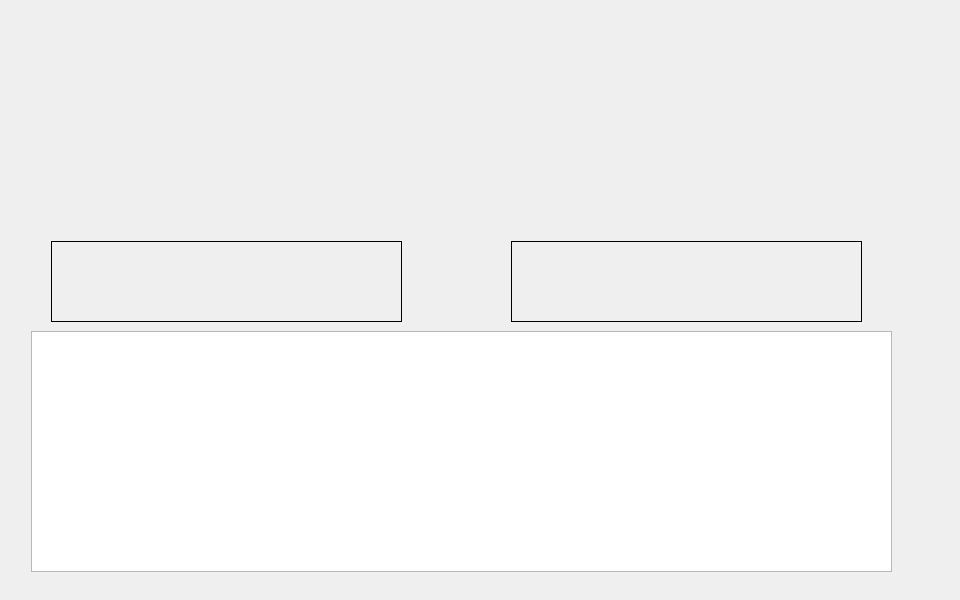
First picture: the form in Client/Client.ui, repository tarffy/pokemon, before the edit.
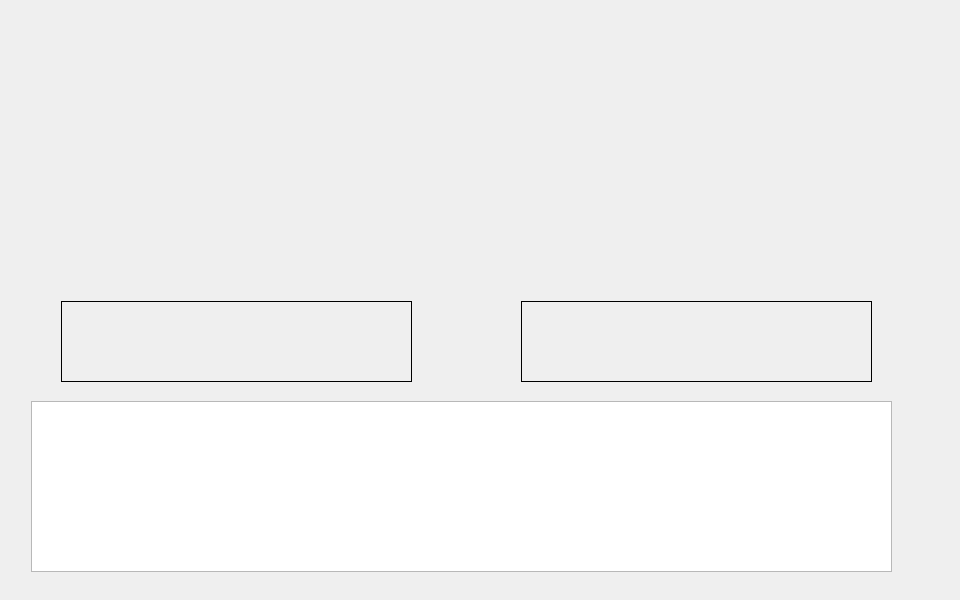
Second picture: the form after the edit. The open tabs and pages were chosen to show the change.

```diff
--- a/Client/Client.ui
+++ b/Client/Client.ui
@@ -700,18 +700,18 @@
         <property name="geometry">
          <rect>
           <x>10</x>
-          <y>30</y>
+          <y>0</y>
           <width>451</width>
-          <height>281</height>
+          <height>381</height>
          </rect>
         </property>
         <widget class="QLabel" name="label_source_pok_img">
          <property name="geometry">
           <rect>
-           <x>90</x>
-           <y>0</y>
-           <width>221</width>
-           <height>191</height>
+           <x>80</x>
+           <y>30</y>
+           <width>250</width>
+           <height>250</height>
           </rect>
          </property>
          <property name="text">
@@ -721,47 +721,8 @@
         <widget class="QLabel" name="label_source_pok_status">
          <property name="geometry">
           <rect>
-           <x>30</x>
-           <y>200</y>
-           <width>351</width>
-           <height>81</height>
-          </rect>
-         </property>
-         <property name="frameShape">
-          <enum>QFrame::Box</enum>
-         </property>
-         <property name="text">
-          <string/>
-         </property>
-        </widget>
-       </widget>
-       <widget class="QWidget" name="widget_8" native="true">
-        <property name="geometry">
-         <rect>
-          <x>470</x>
-          <y>30</y>
-          <width>451</width>
-          <height>281</height>
-         </rect>
-        </property>
-        <widget class="QLabel" name="label_enemy_pok_img">
-         <property name="geometry">
-          <rect>
-           <x>90</x>
-           <y>0</y>
-           <width>221</width>
-           <height>191</height>
-          </rect>
-         </property>
-         <property name="text">
-          <string/>
-         </property>
-        </widget>
-        <widget class="QLabel" name="label_enemy_pok_status">
-         <property name="geometry">
-          <rect>
-           <x>30</x>
-           <y>200</y>
+           <x>40</x>
+           <y>290</y>
            <width>351</width>
            <height>81</height>
           </rect>
@@ -778,9 +739,9 @@
         <property name="geometry">
          <rect>
           <x>20</x>
-          <y>320</y>
+          <y>390</y>
           <width>861</width>
-          <height>241</height>
+          <height>171</height>
          </rect>
         </property>
         <property name="undoRedoEnabled">
@@ -790,6 +751,45 @@
          <bool>true</bool>
         </property>
        </widget>
+       <widget class="QWidget" name="widget_8" native="true">
+        <property name="geometry">
+         <rect>
+          <x>470</x>
+          <y>0</y>
+          <width>451</width>
+          <height>381</height>
+         </rect>
+        </property>
+        <widget class="QLabel" name="label_enemy_pok_img">
+         <property name="geometry">
+          <rect>
+           <x>80</x>
+           <y>30</y>
+           <width>250</width>
+           <height>250</height>
+          </rect>
+         </property>
+         <property name="text">
+          <string/>
+         </property>
+        </widget>
+        <widget class="QLabel" name="label_enemy_pok_status">
+         <property name="geometry">
+          <rect>
+           <x>40</x>
+           <y>290</y>
+           <width>351</width>
+           <height>81</height>
+          </rect>
+         </property>
+         <property name="frameShape">
+          <enum>QFrame::Box</enum>
+         </property>
+         <property name="text">
+          <string/>
+         </property>
+        </widget>
+       </widget>
       </widget>
       <widget class="QWidget" name="page_send_pokemon">
        <widget class="QWidget" name="widget_9" native="true">
```
Left out of the diff: 9 changed lines with no effect on the pictures.
